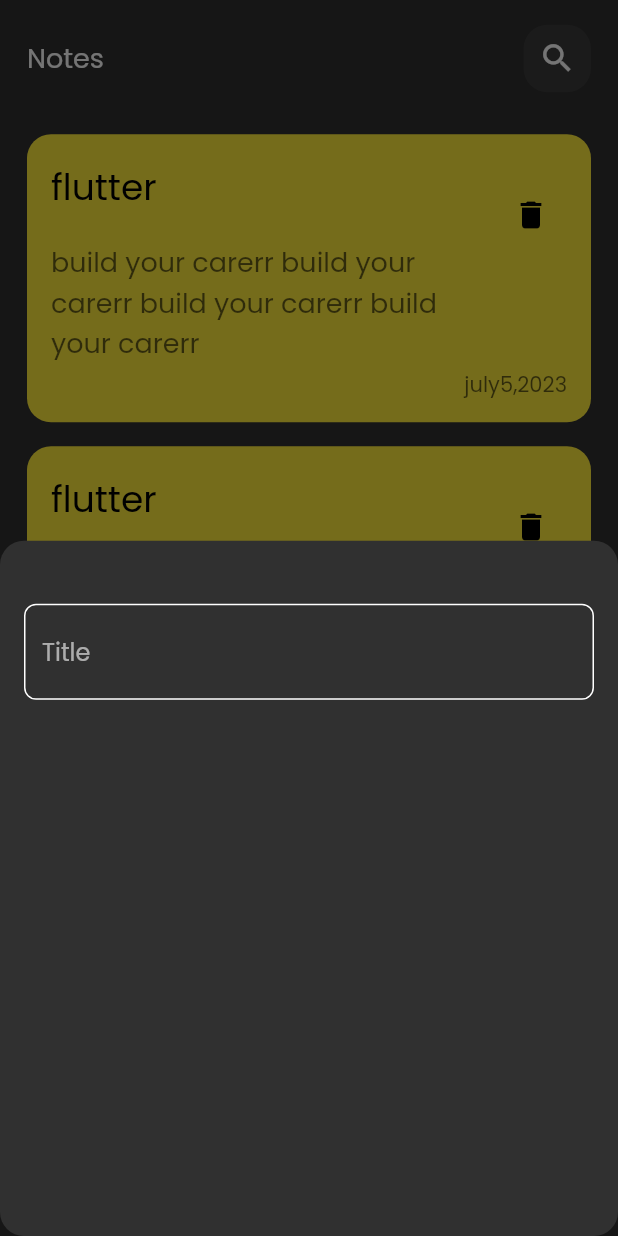
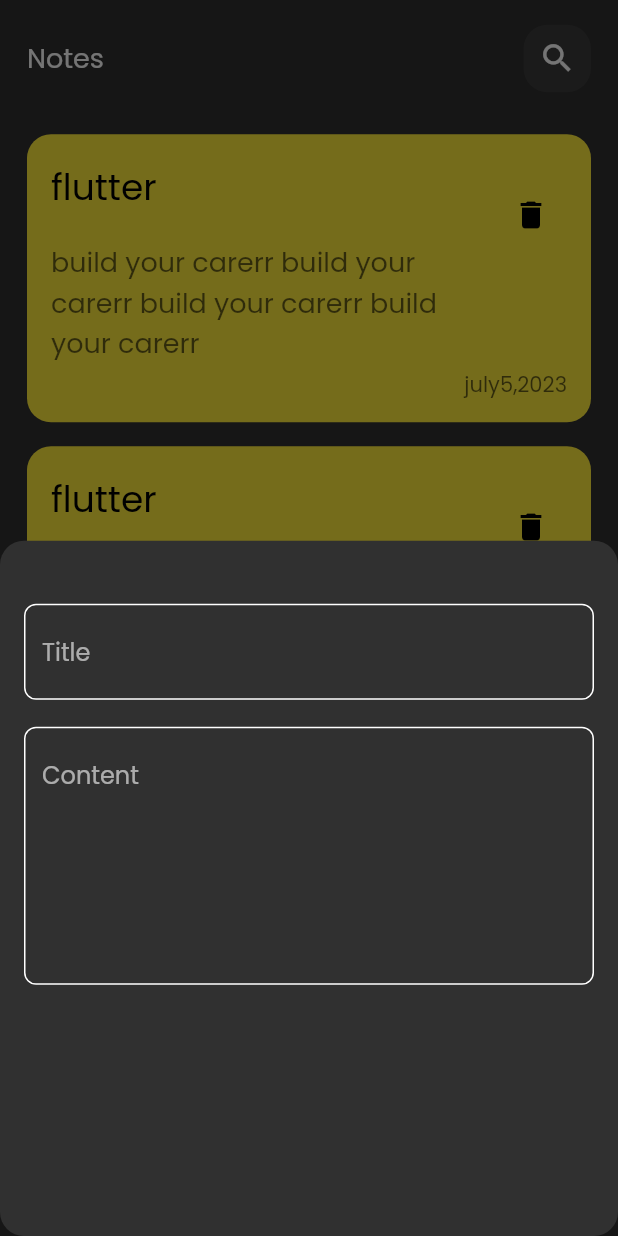
Before and after one commit to MohamedFouad99/notes_app_with_hive, a Flutter app: the screen it shows after launch, after a tap on the "add" icon, on a phone screen of 412 x 824 dp. Run offline on Flutter 3.47's test engine with Material 2 defaults, Android fonts, the light colour scheme and no system bars.

Commit message:
create_edit_note_view

```diff
--- a/lib/widgets/add_note_bottom_sheet.dart
+++ b/lib/widgets/add_note_bottom_sheet.dart
@@ -13,7 +13,16 @@
           SizedBox(
             height: 26,
           ),
-          CustomTextFiled(),
+          CustomTextFiled(
+            hint: 'Title',
+          ),
+          SizedBox(
+            height: 18,
+          ),
+          CustomTextFiled(
+            hint: 'Content',
+            maxLines: 6,
+          ),
         ],
       ),
     );
--- a/lib/widgets/custom_text_field.dart
+++ b/lib/widgets/custom_text_field.dart
@@ -2,14 +2,16 @@
 import 'package:notes_app_with_hive/constant/color.dart';
 
 class CustomTextFiled extends StatelessWidget {
-  const CustomTextFiled({super.key});
-
+  const CustomTextFiled({super.key, required this.hint, this.maxLines = 1});
+  final String hint;
+  final int maxLines;
   @override
   Widget build(BuildContext context) {
     return TextField(
+      maxLines: maxLines,
       cursorColor: kPrimaryColor,
       decoration: InputDecoration(
-        hintText: 'Title',
+        hintText: hint,
         border: buildBorder(),
         enabledBorder: buildBorder(),
         focusedBorder: buildBorder(kPrimaryColor),
--- a/lib/widgets/note_item.dart
+++ b/lib/widgets/note_item.dart
@@ -1,13 +1,17 @@
 // ignore_for_file: prefer_const_constructors
 
 import 'package:flutter/material.dart';
+import 'package:notes_app_with_hive/widgets/edit_note_view.dart';
 
 class NoteItem extends StatelessWidget {
   const NoteItem({super.key});
 
   @override
   Widget build(BuildContext context) {
-    return Container(
+    return InkWell(
+      onTap: () => Navigator.push(
+          context, MaterialPageRoute(builder: ((context) => EditNoteView()))),
+      child: Container(
         padding: EdgeInsets.symmetric(horizontal: 16, vertical: 14),
         decoration: BoxDecoration(
           color: Colors.yellow,
@@ -27,8 +31,8 @@
               ),
               subtitle: Text(
                 'build your carerr build your carerr build your carerr build your carerr',
-              style:
-                  TextStyle(color: Colors.black.withOpacity(.6), fontSize: 18),
+                style: TextStyle(
+                    color: Colors.black.withOpacity(.6), fontSize: 18),
               ),
               trailing: IconButton(
                   onPressed: () {},
@@ -45,6 +49,7 @@
             )
           ],
         ),
+      ),
     );
   }
 }
```
Also changed, not shown: lib/widgets/edit_note_view.dart (added, +14 -0 lines), lib/widgets/edit_note_view_body.dart (added, +11 -0 lines). Lines whose indentation alone changed are shown as unchanged.
